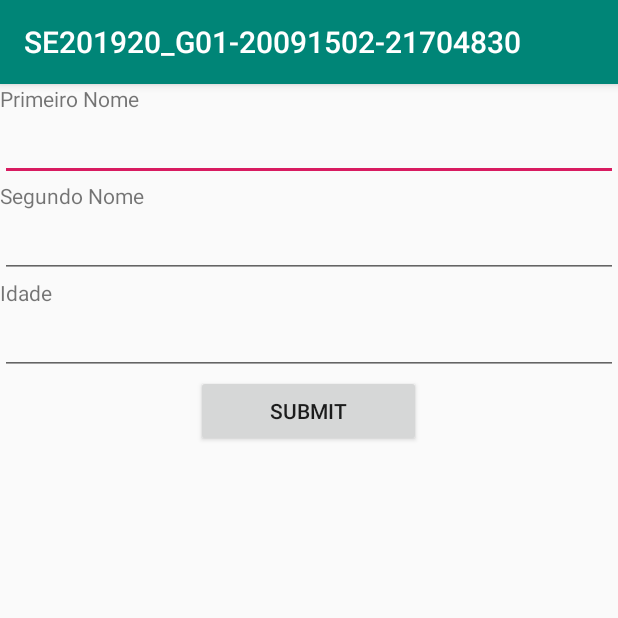
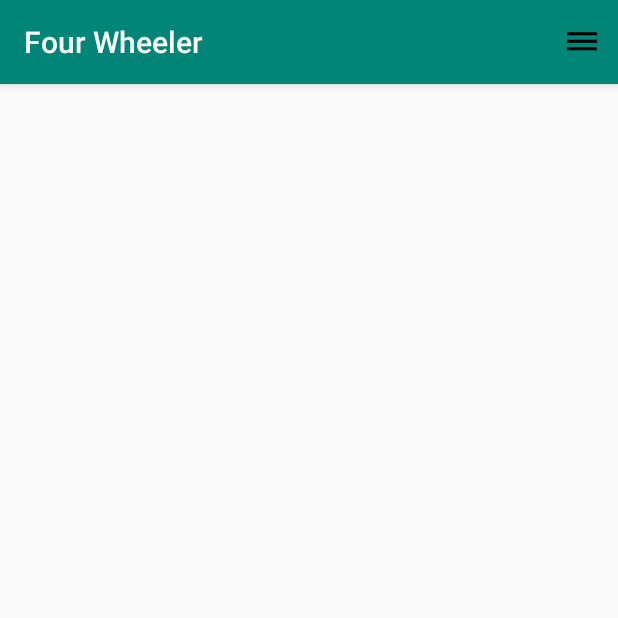
Before and after one commit to BarreiraTom/ULP-SistEmbeb-SE201920_G01-20091502-21704830, an Android app: the screen it shows after launch (MainActivity), on a phone screen of 412 x 824 dp, the top half of it. Run offline under Robolectric (Android 15) with nearby library versions, the phone set to English and light mode, and no system bars.

Commit message:
side drawer menu added

```diff
--- a/app/build.gradle
+++ b/app/build.gradle
@@ -29,7 +29,9 @@ dependencies {
     implementation 'androidx.appcompat:appcompat:1.0.2'
     implementation 'androidx.core:core-ktx:1.0.2'
     implementation 'androidx.constraintlayout:constraintlayout:1.1.3'
+    implementation 'com.google.android.material:material:1.0.0'
     testImplementation 'junit:junit:4.12'
     androidTestImplementation 'androidx.test.ext:junit:1.1.0'
     androidTestImplementation 'androidx.test.espresso:espresso-core:3.1.1'
+
 }
--- a/app/src/main/java/pt/ulp/se201920_g01_20091502_21704830/MainActivity.kt
+++ b/app/src/main/java/pt/ulp/se201920_g01_20091502_21704830/MainActivity.kt
@@ -3,23 +3,84 @@ package pt.ulp.se201920_g01_20091502_21704830
 import androidx.appcompat.app.AppCompatActivity
 import android.os.Bundle
 import android.util.Log
+import android.view.Gravity
+import android.view.Menu
+import android.view.MenuItem
 import android.view.View
 import android.widget.EditText
+import android.widget.Toast
+import android.widget.Toolbar
+import androidx.appcompat.app.ActionBarDrawerToggle
+import androidx.core.view.GravityCompat
+import androidx.drawerlayout.widget.DrawerLayout
+import com.google.android.material.navigation.NavigationView
+import kotlinx.android.synthetic.*
 
-class MainActivity : AppCompatActivity() {
+class MainActivity : AppCompatActivity(), NavigationView.OnNavigationItemSelectedListener {
+
+    lateinit var toolbar: androidx.appcompat.widget.Toolbar
+    lateinit var drawerLayout: DrawerLayout
+    lateinit var navView: NavigationView
 
     override fun onCreate(savedInstanceState: Bundle?) {
         super.onCreate(savedInstanceState)
-        setContentView(R.layout.testlayout)
+        setContentView(R.layout.activity_main)
+
+
+        toolbar = findViewById(R.id.id_toolbar)
+        setSupportActionBar(toolbar)
+
+        drawerLayout = findViewById(R.id.id_drawer)
+        navView = findViewById(R.id.id_nav_viewer)
+
+
+        var toggle = ActionBarDrawerToggle(this, drawerLayout, toolbar, 0, 0)
+        supportActionBar!!.setDisplayHomeAsUpEnabled(false)
+        supportActionBar!!.setDisplayShowHomeEnabled(false)
+        navView.setNavigationItemSelectedListener(
+            object : NavigationView.OnNavigationItemSelectedListener {
+                override fun onNavigationItemSelected(item: MenuItem): Boolean {
+                    when (item.itemId) {
+                        R.id.login -> {
+                            Toast.makeText(this@MainActivity, "Login clicked", Toast.LENGTH_SHORT).show()
+                        }
+                        R.id.home -> {
+                            Toast.makeText(this@MainActivity, "Home clicked", Toast.LENGTH_SHORT).show()
+                        }
+                        R.id.manutencao -> {
+                            Toast.makeText(this@MainActivity, "Manutenção clicked", Toast.LENGTH_SHORT).show()
+                        }
+
+                    }
+                    return true
+                }
+
+            }
+        )
     }
 
-    fun testInsert(view: View?){
-        var fstName= findViewById<EditText>(R.id.fstNameEdit).text
-        var scndName= findViewById<EditText>(R.id.scndNameEdit).text
-        var Age= findViewById<EditText>(R.id.iddEdit).text
+    override fun onCreateOptionsMenu(menu: Menu?): Boolean {
+        menuInflater.inflate(R.menu.right_side_menu, menu)
+        return true
+    }
 
-        Log.println(Log.ASSERT, "FstName", "$fstName")
-        Log.println(Log.ASSERT, "ScndName", "$scndName")
-        Log.println(Log.ASSERT, "Age", "$Age")
+    override fun onOptionsItemSelected(item: MenuItem): Boolean {
+
+        if (item.itemId == R.id.right_menu) {
+            if (drawerLayout.isDrawerOpen(Gravity.RIGHT)) {
+                drawerLayout.closeDrawer(Gravity.RIGHT)
+            } else {
+                drawerLayout.openDrawer(Gravity.RIGHT)
+            }
+        }
+
+        return super.onOptionsItemSelected(item)
     }
+
+    override fun onNavigationItemSelected(item: MenuItem): Boolean {
+        drawerLayout.closeDrawer(GravityCompat.START)
+        return true
+    }
+
+
 }
--- /dev/null
+++ b/app/src/main/res/drawable/ic_dehaze_black_24dp.xml
@@ -0,0 +1,9 @@
+<vector xmlns:android="http://schemas.android.com/apk/res/android"
+        android:width="24dp"
+        android:height="24dp"
+        android:viewportWidth="24.0"
+        android:viewportHeight="24.0">
+    <path
+        android:fillColor="#FF000000"
+        android:pathData="M2,15.5v2h20v-2L2,15.5zM2,10.5v2h20v-2L2,10.5zM2,5.5v2h20v-2L2,5.5z"/>
+</vector>
--- /dev/null
+++ b/app/src/main/res/drawable/ic_home_black_24dp.xml
@@ -0,0 +1,9 @@
+<vector xmlns:android="http://schemas.android.com/apk/res/android"
+        android:width="24dp"
+        android:height="24dp"
+        android:viewportWidth="24.0"
+        android:viewportHeight="24.0">
+    <path
+        android:fillColor="#FF000000"
+        android:pathData="M10,20v-6h4v6h5v-8h3L12,3 2,12h3v8z"/>
+</vector>
--- /dev/null
+++ b/app/src/main/res/drawable/ic_profile.xml
@@ -0,0 +1,9 @@
+<vector xmlns:android="http://schemas.android.com/apk/res/android"
+        android:width="24dp"
+        android:height="24dp"
+        android:viewportWidth="24.0"
+        android:viewportHeight="24.0">
+    <path
+        android:fillColor="#FF000000"
+        android:pathData="M3,5v14c0,1.1 0.89,2 2,2h14c1.1,0 2,-0.9 2,-2L21,5c0,-1.1 -0.9,-2 -2,-2L5,3c-1.11,0 -2,0.9 -2,2zM15,9c0,1.66 -1.34,3 -3,3s-3,-1.34 -3,-3 1.34,-3 3,-3 3,1.34 3,3zM6,17c0,-2 4,-3.1 6,-3.1s6,1.1 6,3.1v1L6,18v-1z"/>
+</vector>
--- a/app/src/main/res/layout/activity_main.xml
+++ b/app/src/main/res/layout/activity_main.xml
@@ -1,7 +1,46 @@
 <?xml version="1.0" encoding="utf-8"?>
-<androidx.constraintlayout.widget.ConstraintLayout xmlns:android="http://schemas.android.com/apk/res/android"
+<androidx.drawerlayout.widget.DrawerLayout xmlns:android="http://schemas.android.com/apk/res/android"
     xmlns:app="http://schemas.android.com/apk/res-auto"
     xmlns:tools="http://schemas.android.com/tools"
+    android:id="@+id/id_drawer"
     android:layout_width="match_parent"
     android:layout_height="match_parent"
-    tools:context=".MainActivity"/>
+    android:fitsSystemWindows="true"
+    tools:context=".MainActivity"
+    tools:openDrawer="end"
+    android:layoutDirection="ltr"
+    >
+
+    <LinearLayout
+        android:layout_width="match_parent"
+        android:layout_height="match_parent"
+        android:orientation="vertical">
+
+
+        <androidx.appcompat.widget.Toolbar
+            android:id="@+id/id_toolbar"
+            android:layout_width="match_parent"
+            android:layout_height="?attr/actionBarSize"
+            android:background="@color/colorPrimary"
+            android:elevation="4dp"
+            android:popupTheme="@style/ThemeOverlay.AppCompat.Light"
+            android:theme="@style/ThemeOverlay.AppCompat.Dark.ActionBar" />
+
+        <FrameLayout
+            android:id="@+id/fragment_container"
+            android:layout_width="match_parent"
+            android:layout_height="match_parent"
+
+            />
+    </LinearLayout>
+
+    <com.google.android.material.navigation.NavigationView
+        android:id="@+id/id_nav_viewer"
+        android:layout_width="wrap_content"
+        android:layout_height="match_parent"
+        android:layout_gravity="end"
+        android:fitsSystemWindows="true"
+        app:headerLayout="@layout/nav_header"
+        app:menu="@menu/drawer_menu" />
+
+</androidx.drawerlayout.widget.DrawerLayout>
--- a/app/src/main/res/layout/testlayout.xml
+++ /dev/null
@@ -1,56 +0,0 @@
-<?xml version="1.0" encoding="utf-8"?>
-<LinearLayout xmlns:android="http://schemas.android.com/apk/res/android"
-    android:layout_width="match_parent"
-    android:layout_height="match_parent"
-    android:gravity="center|top"
-    android:orientation="vertical">
-
-    <TextView
-        android:id="@+id/fstName"
-        android:layout_width="match_parent"
-        android:layout_height="wrap_content"
-        android:text="Primeiro Nome" />
-
-    <EditText
-        android:id="@+id/fstNameEdit"
-        android:layout_width="match_parent"
-        android:layout_height="wrap_content"
-        android:ems="10"
-        android:inputType="textPersonName" />
-
-    <TextView
-        android:id="@+id/scndName"
-        android:layout_width="match_parent"
-        android:layout_height="wrap_content"
-        android:text="Segundo Nome" />
-
-    <EditText
-        android:id="@+id/scndNameEdit"
-        android:layout_width="match_parent"
-        android:layout_height="wrap_content"
-        android:ems="10"
-        android:inputType="textPersonName" />
-
-    <TextView
-        android:id="@+id/idd"
-        android:layout_width="match_parent"
-        android:layout_height="wrap_content"
-        android:text="Idade" />
-
-    <EditText
-        android:id="@+id/iddEdit"
-        android:layout_width="match_parent"
-        android:layout_height="wrap_content"
-        android:ems="10"
-        android:inputType="number" />
-
-    <Button
-        android:id="@+id/submitBtn"
-        android:layout_width="150dp"
-        android:layout_height="wrap_content"
-        android:layout_gravity="bottom|center"
-        android:foregroundGravity="bottom|center"
-        android:gravity="center"
-        android:onClick="testInsert"
-        android:text="Submit" />
-</LinearLayout>
--- /dev/null
+++ b/app/src/main/res/menu/drawer_menu.xml
@@ -0,0 +1,22 @@
+<?xml version="1.0" encoding="utf-8"?>
+<menu xmlns:android="http://schemas.android.com/apk/res/android"
+    xmlns:tools="http://schemas.android.com/tools"
+    tools:showIn="navigation_view">
+
+    <group android:checkableBehavior="single"
+        >
+        <item
+            android:id="@+id/login"
+            android:icon="@drawable/ic_profile"
+            android:title="Login"></item>
+        <item
+            android:id="@+id/home"
+            android:icon="@drawable/ic_home_black_24dp"
+            android:title="Home"></item>
+        <item
+            android:id="@+id/manutencao"
+            android:icon="@drawable/ic_profile"
+            android:title="Manutenção"></item>
+    </group>
+
+</menu>
--- /dev/null
+++ b/app/src/main/res/menu/right_side_menu.xml
@@ -0,0 +1,8 @@
+<?xml version="1.0" encoding="utf-8"?>
+<menu xmlns:android="http://schemas.android.com/apk/res/android"
+    xmlns:app="http://schemas.android.com/apk/res-auto">
+    <item
+        android:id="@+id/right_menu"
+        android:icon="@drawable/ic_dehaze_black_24dp"
+        app:showAsAction="always"></item>
+</menu>
--- a/app/src/main/res/values/styles.xml
+++ b/app/src/main/res/values/styles.xml
@@ -1,7 +1,7 @@
 <resources>
 
     <!-- Base application theme. -->
-    <style name="AppTheme" parent="Theme.AppCompat.Light.DarkActionBar">
+    <style name="AppTheme" parent="Theme.AppCompat.Light.NoActionBar">
         <!-- Customize your theme here. -->
         <item name="colorPrimary">@color/colorPrimary</item>
         <item name="colorPrimaryDark">@color/colorPrimaryDark</item>
--- a/build.gradle
+++ b/build.gradle
@@ -8,7 +8,7 @@ buildscript {
 
     }
     dependencies {
-        classpath 'com.android.tools.build:gradle:3.5.2'
+        classpath 'com.android.tools.build:gradle:3.5.3'
         classpath "org.jetbrains.kotlin:kotlin-gradle-plugin:$kotlin_version"
         // NOTE: Do not place your application dependencies here; they belong
         // in the individual module build.gradle files
```
Also changed, not shown: app/src/main/res/drawable/ic_add_circle_outline_black_24dp.xml (added, +9 -0 lines), app/src/main/res/drawable/ic_build_black_24dp.xml (added, +9 -0 lines), app/src/main/res/drawable/ic_notifications_black_24dp.xml (added, +9 -0 lines), app/src/main/res/layout/nav_header.xml (added, +17 -0 lines), app/src/main/res/values/strings.xml (+14 -1 lines).
